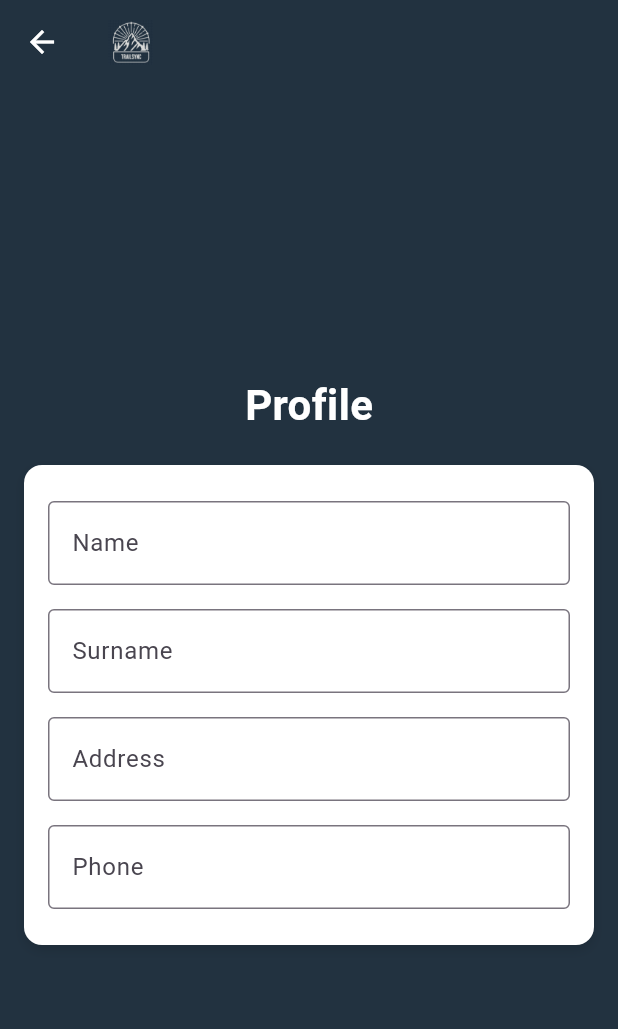
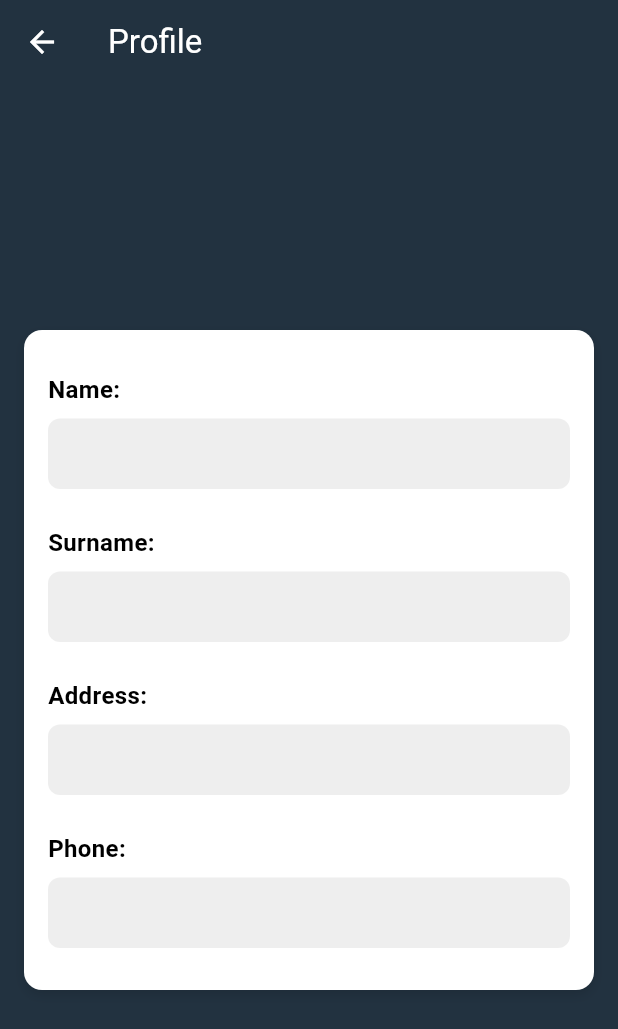
Before and after one commit to Xtreme-Arqui/mobile, a Flutter app: the ProfileScreen screen opened by its route, on a phone screen of 412 x 824 dp. Shown: the top 1029 px of the screen. Run offline on Flutter 3.47's test engine with Material 3 defaults, Android fonts, the phone set to English and light mode, and no system bars; our stand-ins replace dio, image_picker, percent_indicator.

Commit message:
Update profile.dart

```diff
--- a/go2climb_app/lib/Screens/profile.dart
+++ b/go2climb_app/lib/Screens/profile.dart
@@ -1,5 +1,7 @@
 import 'package:flutter/material.dart';
 import 'package:go2climb_app/Screens/httpclient.dart';
+import 'login.dart';
+
 
 class ProfileScreen extends StatefulWidget {
   @override
@@ -16,18 +18,20 @@ class _ProfileScreenState extends State<ProfileScreen> {
   @override
   void initState() {
     super.initState();
-    _getProfile();
+    if (globalTouristId != null) {
+      _getProfile(globalTouristId!);
+    }
   }
 
-  Future<void> _getProfile() async {
+  Future<void> _getProfile(int touristId) async {
     try {
-      final response = await _httpClient.getRequest('tourists/1'); // Ejemplo de id
+      final response = await _httpClient.getRequest('/tourists/$touristId'); // Usando el touristId global
       if (response.statusCode == 200) {
         setState(() {
           name = response.data['name'] ?? '';
           surname = response.data['lastName'] ?? '';
           address = response.data['address'] ?? '';
-          phone = response.data['phoneNumber'] ?? '';
+          phone = response.data['phoneNumber']?.toString() ?? '';
         });
       }
     } catch (e) {
@@ -44,12 +48,7 @@ class _ProfileScreenState extends State<ProfileScreen> {
           icon: Icon(Icons.arrow_back, color: Colors.white),
           onPressed: () => Navigator.pop(context),
         ),
-        title: Row(
-          children: [
-            Image.asset('lib/assets/logo.png', height: 30),
-            SizedBox(width: 10),
-          ],
-        ),
+        title: Text('Profile', style: TextStyle(color: Colors.white)),
       ),
       body: Container(
         color: Color(0xFF223240),
@@ -57,16 +56,8 @@ class _ProfileScreenState extends State<ProfileScreen> {
         child: Center(
           child: SingleChildScrollView(
             child: Column(
+              crossAxisAlignment: CrossAxisAlignment.start,
               children: [
-                Text(
-                  'Profile',
-                  style: TextStyle(
-                    color: Colors.white,
-                    fontSize: 28.0,
-                    fontWeight: FontWeight.bold,
-                  ),
-                ),
-                SizedBox(height: 20),
                 Container(
                   padding: EdgeInsets.all(16.0),
                   decoration: BoxDecoration(
@@ -81,11 +72,12 @@ class _ProfileScreenState extends State<ProfileScreen> {
                     ],
                   ),
                   child: Column(
+                    crossAxisAlignment: CrossAxisAlignment.start,
                     children: [
-                      _buildTextField(label: 'Name', value: name),
-                      _buildTextField(label: 'Surname', value: surname),
-                      _buildTextField(label: 'Address', value: address),
-                      _buildTextField(label: 'Phone', value: phone),
+                      _buildProfileDetail('Name:', name),
+                      _buildProfileDetail('Surname:', surname),
+                      _buildProfileDetail('Address:', address),
+                      _buildProfileDetail('Phone:', phone),
                     ],
                   ),
                 ),
@@ -97,16 +89,37 @@ class _ProfileScreenState extends State<ProfileScreen> {
     );
   }
 
-  Widget _buildTextField({required String label, required String value}) {
+  Widget _buildProfileDetail(String label, String value) {
     return Padding(
-      padding: const EdgeInsets.symmetric(vertical: 8.0),
-      child: TextFormField(
-        initialValue: value,
-        readOnly: true,
-        decoration: InputDecoration(
-          labelText: label,
-          border: OutlineInputBorder(),
-        ),
+      padding: const EdgeInsets.symmetric(vertical: 12.0),
+      child: Column(
+        crossAxisAlignment: CrossAxisAlignment.start,
+        children: [
+          Text(
+            label,
+            style: TextStyle(
+              color: Colors.black,
+              fontWeight: FontWeight.bold,
+              fontSize: 16.0,
+            ),
+          ),
+          SizedBox(height: 8.0),
+          Container(
+            padding: EdgeInsets.all(12.0),
+            width: double.infinity,
+            decoration: BoxDecoration(
+              color: Colors.grey[200],
+              borderRadius: BorderRadius.circular(8.0),
+            ),
+            child: Text(
+              value,
+              style: TextStyle(
+                color: Colors.black,
+                fontSize: 16.0,
+              ),
+            ),
+          ),
+        ],
       ),
     );
   }
```
